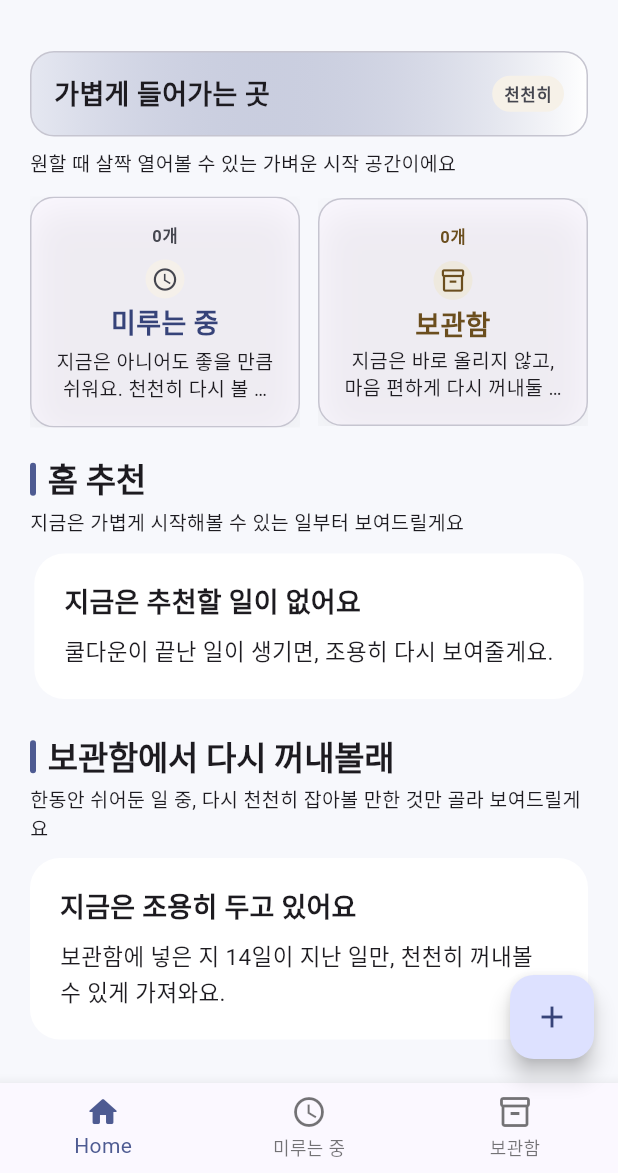
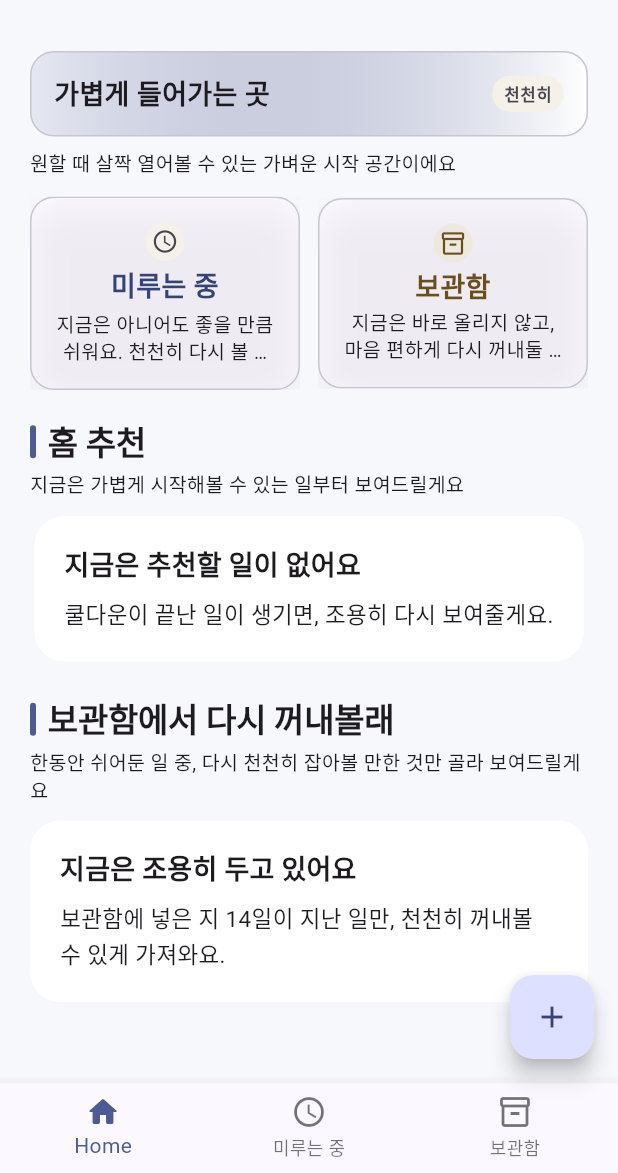
Before and after one commit to akra-devs/postponed-todos-flutter, a Flutter app: the screen it shows after launch, on a phone screen of 412 x 824 dp, the part 63-1236 px from its top. Run offline on Flutter 3.47's test engine with Material 3 defaults, Android fonts, the phone set to English and light mode, and no system bars; our stand-ins replace drift, flutter_bloc; accounts and stored records are empty; generated files the repository leaves out were written again.

Commit message:
style: move quick-entry counts into card detail line

```diff
--- a/lib/features/tasks/presentation/tasks_home_screen.dart
+++ b/lib/features/tasks/presentation/tasks_home_screen.dart
@@ -299,7 +299,7 @@ class _QuickEntrySection extends StatelessWidget {
   final VoidCallback? onViewShelved;
   final int postponingCount;
   final int shelvedCount;
-  String _countBadgeText(int count) => '$count개';
+  String? _countBadgeText(int count) => count > 0 ? '$count개' : null;
 
   @override
   Widget build(BuildContext context) {
@@ -490,16 +490,6 @@ class _QuickEntryButtonContent extends StatelessWidget {
     return Column(
       mainAxisSize: MainAxisSize.min,
       children: [
-        if (countBadge != null) ...[
-          Text(
-            countBadge!,
-            style: theme.textTheme.labelSmall?.copyWith(
-              color: accent,
-              fontWeight: FontWeight.w600,
-            ),
-          ),
-          const SizedBox(height: AppSpacingTokens.xs),
-        ],
         DecoratedBox(
           decoration: BoxDecoration(
             color: background.withValues(alpha: 0.85),
@@ -519,6 +509,17 @@ class _QuickEntryButtonContent extends StatelessWidget {
           ),
           textAlign: TextAlign.center,
         ),
+        if (countBadge != null) ...[
+          const SizedBox(height: AppSpacingTokens.xxs),
+          Text(
+            countBadge!,
+            style: theme.textTheme.labelSmall?.copyWith(
+              color: theme.colorScheme.onSurfaceVariant,
+              fontWeight: FontWeight.w600,
+            ),
+            textAlign: TextAlign.center,
+          ),
+        ],
         const SizedBox(height: 4),
         Text(
           detail,
```
Also changed, not shown: 1 other file.
